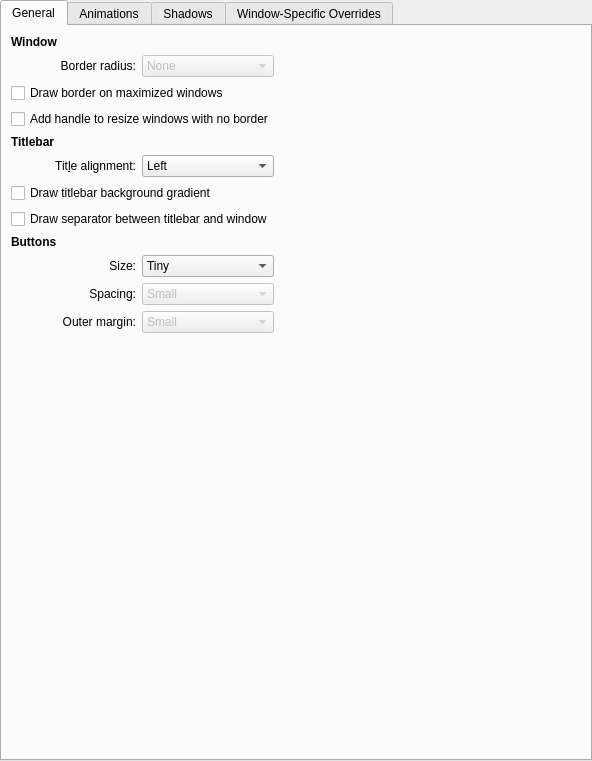
Above: kdecoration/config/ui/breezewayconfigurationui.ui from richard-kung/breezeway before the change. Below: the same form after it.
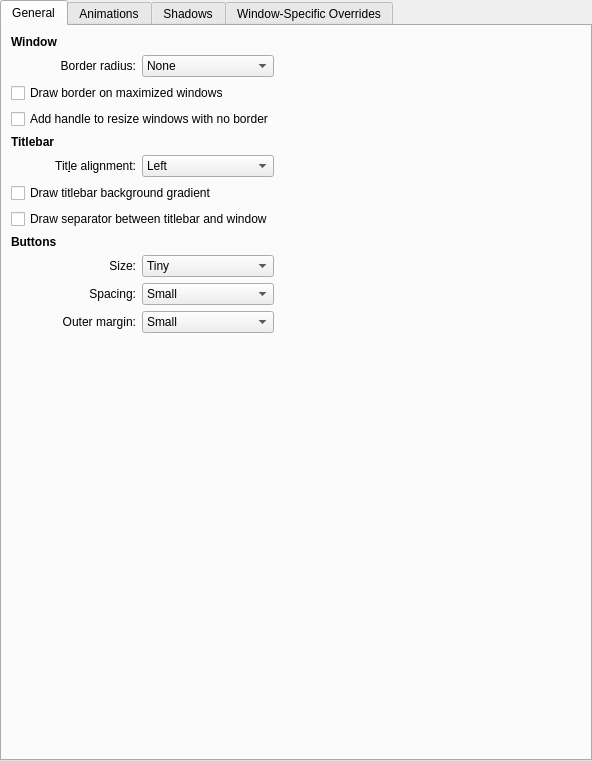
That is the form after the change. The open tabs and pages were chosen to show the change. Custom widgets are drawn as their Qt base class.

Commit message: smoothened out gradients, especially on light windows to not look as 2009 as they did before

The edit to the form file:
```diff
--- a/kdecoration/config/ui/breezewayconfigurationui.ui
+++ b/kdecoration/config/ui/breezewayconfigurationui.ui
@@ -188,7 +188,10 @@
        <item row="18" column="1">
         <widget class="QComboBox" name="buttonMargin">
          <property name="enabled">
-          <bool>false</bool>
+          <bool>true</bool>
+         </property>
+         <property name="currentText">
+          <string>Regular</string>
          </property>
          <item>
           <property name="text">
@@ -217,7 +220,10 @@
        <item row="17" column="1">
         <widget class="QComboBox" name="buttonSpacing">
          <property name="enabled">
-          <bool>false</bool>
+          <bool>true</bool>
+         </property>
+         <property name="currentText">
+          <string>Regular</string>
          </property>
          <item>
           <property name="text">
@@ -239,7 +245,10 @@
        <item row="1" column="1">
         <widget class="QComboBox" name="borderRadius">
          <property name="enabled">
-          <bool>false</bool>
+          <bool>true</bool>
+         </property>
+         <property name="currentText">
+          <string>Regular</string>
          </property>
          <item>
           <property name="text">
```
Left out of the diff: 5 changed lines with no effect on the pictures. The commit also changes 3 other files.
